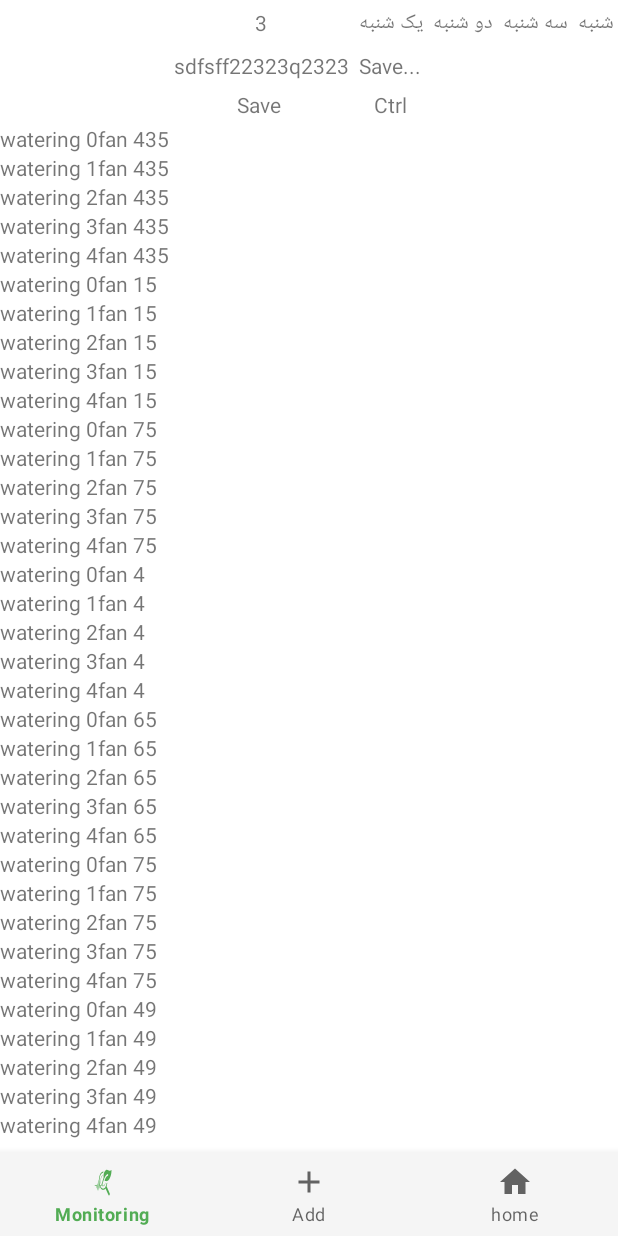
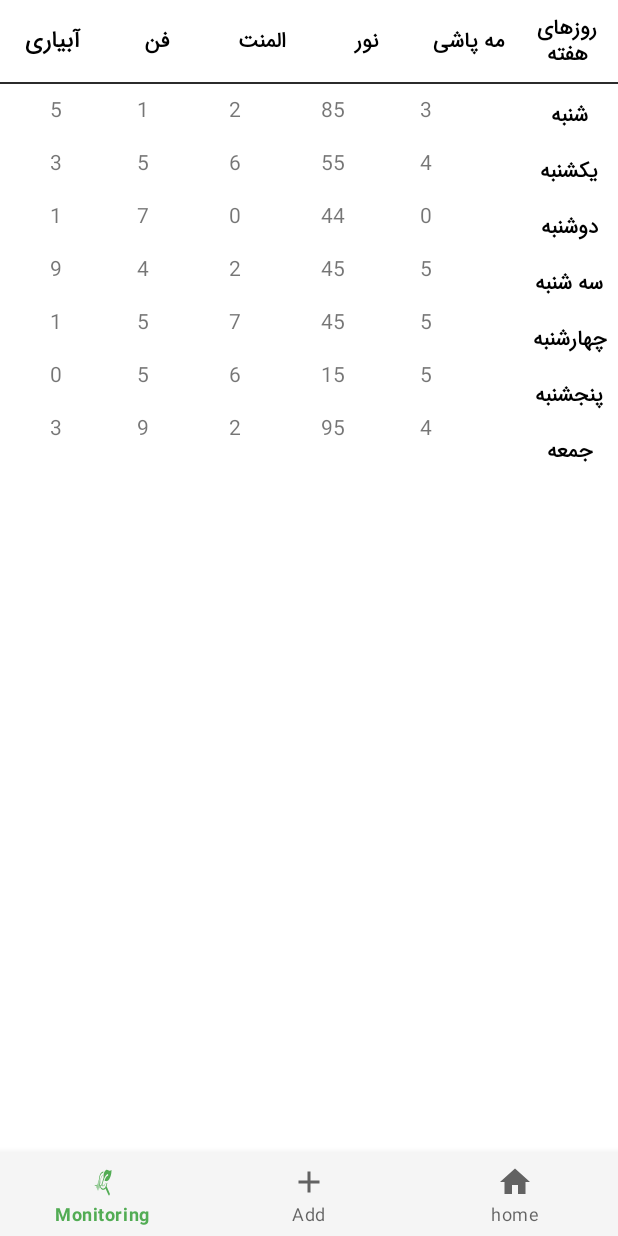
Before and after one commit to erfanakhavanrad/RostManaFinal, an Android app: the screen it shows after launch (MainActivity), after a tap on "جزییات بیشتر", on a phone screen of 412 x 824 dp. Run offline under Robolectric (Android 15) with nearby library versions, the phone set to English and light mode, and no system bars; our stand-ins replace navigation-ui; libraries missing offline, so code that uses them is left out: lecho.lib.hellocharts.

Commit message:
0.2.1 Extra classes deleted Working on Table

```diff
--- a/app/src/main/java/com/example/rostmanafinal/Fragments/FragmentMonitoring.java
+++ b/app/src/main/java/com/example/rostmanafinal/Fragments/FragmentMonitoring.java
@@ -105,7 +105,8 @@ public class FragmentMonitoring extends Fragment {
         txtMoreDetails.setOnClickListener(new View.OnClickListener() {
             @Override
             public void onClick(View v) {
-                Navigation.findNavController(view).navigate(R.id.action_fragmentMonitoring_to_fragmentTables);
+//                Navigation.findNavController(view).navigate(R.id.action_fragmentMonitoring_to_fragmentTables);
+           Navigation.findNavController(view).navigate(R.id.action_fragmentMonitoring_to_fragmentParent);
             }
         });
 
--- /dev/null
+++ b/app/src/main/java/com/example/rostmanafinal/Fragments/FragmentParent.java
@@ -0,0 +1,29 @@
+package com.example.rostmanafinal.Fragments;
+
+import android.os.Bundle;
+import android.view.LayoutInflater;
+import android.view.View;
+import android.view.ViewGroup;
+
+import androidx.annotation.NonNull;
+import androidx.annotation.Nullable;
+import androidx.fragment.app.Fragment;
+
+import com.example.rostmanafinal.R;
+
+public class FragmentParent extends Fragment {
+    @Nullable
+    @Override
+    public View onCreateView(@NonNull LayoutInflater inflater, @Nullable ViewGroup container, @Nullable Bundle savedInstanceState) {
+
+        View viewParent = inflater.inflate(R.layout.fragment_parent, container, false);
+
+        return viewParent;
+
+    }
+
+    @Override
+    public void onViewCreated(@NonNull View view, @Nullable Bundle savedInstanceState) {
+        super.onViewCreated(view, savedInstanceState);
+    }
+}
--- a/app/src/main/java/com/example/rostmanafinal/Fragments/FragmentTables.java
+++ b/app/src/main/java/com/example/rostmanafinal/Fragments/FragmentTables.java
@@ -23,28 +23,20 @@ import org.json.JSONObject;
 
 public class FragmentTables extends Fragment {
     private static final String TAG = "FragmentTables";
-    TextView shanbeC, yekshanbe, txtRow;
     TableLayout tableReport;
 
     @Nullable
     @Override
     public View onCreateView(@NonNull LayoutInflater inflater, @Nullable ViewGroup container, @Nullable Bundle savedInstanceState) {
         View viewTables = inflater.inflate(R.layout.fragment_tables, container, false);
-
         return viewTables;
     }
-
 
     @Override
     public void onViewCreated(@NonNull View view, @Nullable Bundle savedInstanceState) {
         super.onViewCreated(view, savedInstanceState);
 
         tableReport = view.findViewById(R.id.tableReport);
-        yekshanbe = view.findViewById(R.id.yekshabeC);
-        shanbeC = view.findViewById(R.id.shanbeC);
-        shanbeC.setText("sdfsff22323q2323");
-        String address = "{\"status\":\"200\",\"info\":[{\"userName\": \"sandeep\",\"age\":\"30\"},{\"userName\": \"vivan\",\"age\":\"5\"}]}";
-        txtRow = view.findViewById(R.id.txtRow);
 
         String temp = "\n" +
                 "   {\n" +
@@ -53,65 +45,65 @@ public class FragmentTables extends Fragment {
                 "         \"info\":[\n" +
                 "            {\n" +
                 "               \"day\":{\n" +
-                "                  \"watering\":20,\n" +
-                "                  \"fan\":435,\n" +
-                "                  \"element\":20,\n" +
+                "                  \"watering\":5,\n" +
+                "                  \"fan\":1,\n" +
+                "                  \"element\":2,\n" +
                 "                  \"slight\":85,\n" +
-                "                  \"sfogger\":45\n" +
-                "               }\n" +
-                "            },\n" +
-                "            {\n" +
-                "               \"day\":{\n" +
-                "                  \"watering\":40,\n" +
-                "                  \"fan\":15,\n" +
-                "                  \"element\":36,\n" +
-                "                  \"sulight\":55,\n" +
-                "                  \"sfogger\":45\n" +
-                "               }\n" +
-                "            },\n" +
-                "            {\n" +
-                "               \"day\":{\n" +
-                "                  \"watering\":20,\n" +
-                "                  \"fan\":75,\n" +
-                "                  \"element\":0,\n" +
-                "                  \"mlight\":44,\n" +
-                "                  \"sfogger\":45\n" +
-                "               }\n" +
-                "            },\n" +
-                "            {\n" +
-                "               \"day\":{\n" +
-                "                  \"watering\":29,\n" +
-                "                  \"fan\":4,\n" +
-                "                  \"element\":2,\n" +
-                "                  \"tlight\":45,\n" +
-                "                  \"sfogger\":45\n" +
-                "               }\n" +
-                "            },\n" +
-                "            {\n" +
-                "               \"day\":{\n" +
-                "                  \"watering\":20,\n" +
-                "                  \"fan\":65,\n" +
-                "                  \"element\":230,\n" +
-                "                  \"wlight\":45,\n" +
-                "                  \"sfogger\":45\n" +
-                "               }\n" +
-                "            },\n" +
-                "            {\n" +
-                "               \"day\":{\n" +
-                "                  \"watering\":10,\n" +
-                "                  \"fan\":75,\n" +
-                "                  \"element\":206,\n" +
-                "                  \"thlight\":15,\n" +
-                "                  \"sfogger\":45\n" +
+                "                  \"sfogger\":3\n" +
                 "               }\n" +
                 "            },\n" +
                 "            {\n" +
                 "               \"day\":{\n" +
                 "                  \"watering\":3,\n" +
-                "                  \"fan\":49,\n" +
-                "                  \"element\":220,\n" +
-                "                  \"flight\":95,\n" +
-                "                  \"sfogger\":45\n" +
+                "                  \"fan\":5,\n" +
+                "                  \"element\":6,\n" +
+                "                  \"slight\":55,\n" +
+                "                  \"sfogger\":4\n" +
+                "               }\n" +
+                "            },\n" +
+                "            {\n" +
+                "               \"day\":{\n" +
+                "                  \"watering\":1,\n" +
+                "                  \"fan\":7,\n" +
+                "                  \"element\":0,\n" +
+                "                  \"slight\":44,\n" +
+                "                  \"sfogger\":0\n" +
+                "               }\n" +
+                "            },\n" +
+                "            {\n" +
+                "               \"day\":{\n" +
+                "                  \"watering\":9,\n" +
+                "                  \"fan\":4,\n" +
+                "                  \"element\":2,\n" +
+                "                  \"slight\":45,\n" +
+                "                  \"sfogger\":5\n" +
+                "               }\n" +
+                "            },\n" +
+                "            {\n" +
+                "               \"day\":{\n" +
+                "                  \"watering\":1,\n" +
+                "                  \"fan\":5,\n" +
+                "                  \"element\":7,\n" +
+                "                  \"slight\":45,\n" +
+                "                  \"sfogger\":5\n" +
+                "               }\n" +
+                "            },\n" +
+                "            {\n" +
+                "               \"day\":{\n" +
+                "                  \"watering\":0,\n" +
+                "                  \"fan\":5,\n" +
+                "                  \"element\":6,\n" +
+                "                  \"slight\":15,\n" +
+                "                  \"sfogger\":5\n" +
+                "               }\n" +
+                "            },\n" +
+                "            {\n" +
+                "               \"day\":{\n" +
+                "                  \"watering\":3,\n" +
+                "                  \"fan\":9,\n" +
+                "                  \"element\":2,\n" +
+                "                  \"slight\":95,\n" +
+                "                  \"sfogger\":4\n" +
                 "               }\n" +
                 "            }\n" +
                 "         ]\n" +
@@ -134,7 +126,7 @@ public class FragmentTables extends Fragment {
 
 
                 }
-                System.out.println("");
+//                System.out.println("");
             }
         } catch (Exception e) {
             System.out.println(e);
@@ -148,30 +140,35 @@ public class FragmentTables extends Fragment {
         Object water = row.get("watering");
         Object fan = row.get("fan");
         Object element = row.get("element");
+        Object light = row.get("slight");
+        Object fogger = row.get("sfogger");
+//        flight
+//                sfogge
 //        Object water=row.get("watering");
 //        Object water=row.get("watering");
 //        Object water=row.get("watering");
 
-        for (int j = 0; j < 5; j++) {
 
             TableRow rowTable = new TableRow(getContext());
             TableRow.LayoutParams lp = new TableRow.LayoutParams(TableRow.LayoutParams.WRAP_CONTENT);
             rowTable.setLayoutParams(lp);
             TextView textView = new TextView(getContext());
-            textView.setText("watering" + " " + j + "fan" + " " + row.get("fan"));
+            textView.setText("          " + water + "               " + fan + "                " + element + "                " + light + "               " + fogger + "\n");
+
+//            watering
+//            fan":75s
+//            element\
+//            thlight\
+//            sfogger\
+//            textView.setText("watering" + " " + j + "fan" + "   " + row.get("fan") + "   " + row.get("element") + "    "
+//                    + row.get("thlight") + "   " + row.get("sfogger"));
+//
             EditText editText = new EditText(getContext());
             rowTable.addView(textView);
             tableLayout.addView(rowTable);
 
 
-        }
-        txtRow.setText(water.toString());
+
     }
 
-
-    //    COPYYYYYYYYYYYYYYYYYYYYYY
-
-
-
-//        COppppppYYYYYYYYYYYY
 }
--- /dev/null
+++ b/app/src/main/res/layout/fragment_parent.xml
@@ -0,0 +1,189 @@
+<?xml version="1.0" encoding="utf-8"?>
+<androidx.constraintlayout.widget.ConstraintLayout xmlns:android="http://schemas.android.com/apk/res/android"
+    xmlns:app="http://schemas.android.com/apk/res-auto"
+    xmlns:tools="http://schemas.android.com/tools"
+    android:layout_width="match_parent"
+    android:layout_height="match_parent">
+
+    <LinearLayout
+        android:id="@+id/fragment"
+        android:layout_width="match_parent"
+        android:layout_height="wrap_content"
+        android:orientation="horizontal"
+        app:layout_constraintEnd_toEndOf="parent"
+        app:layout_constraintStart_toStartOf="parent"
+        app:layout_constraintTop_toTopOf="parent">
+
+        <TextView
+            android:layout_width="70dp"
+            android:layout_height="match_parent"
+            android:fontFamily="@font/iransans"
+            android:gravity="center"
+            android:padding="5dp"
+            android:text="آبیاری"
+            android:textColor="@color/black"
+            android:textSize="15sp"
+            android:textStyle="bold" />
+
+        <TextView
+            android:layout_width="70dp"
+            android:layout_height="match_parent"
+            android:fontFamily="@font/iransans"
+            android:gravity="center"
+            android:padding="5dp"
+            android:text="فن"
+            android:textColor="@color/black"
+            android:textStyle="bold" />
+
+
+        <TextView
+            android:layout_width="70dp"
+            android:layout_height="match_parent"
+            android:fontFamily="@font/iransans"
+            android:gravity="center"
+            android:padding="5dp"
+            android:text="المنت"
+            android:textColor="@color/black"
+            android:textStyle="bold" />
+
+        <TextView
+            android:layout_width="70dp"
+            android:layout_height="match_parent"
+            android:fontFamily="@font/iransans"
+            android:gravity="center"
+            android:padding="5dp"
+            android:text="نور"
+            android:textColor="@color/black"
+            android:textStyle="bold" />
+
+
+        <TextView
+            android:layout_width="65dp"
+            android:layout_height="match_parent"
+            android:fontFamily="@font/iransans"
+            android:gravity="center"
+            android:padding="5dp"
+            android:text="مه پاشی"
+            android:textColor="@color/black"
+            android:textStyle="bold" />
+
+        <TextView
+            android:layout_width="65dp"
+            android:layout_height="match_parent"
+            android:fontFamily="@font/iransans"
+            android:gravity="center"
+            android:padding="5dp"
+            android:text="روزهای هفته"
+            android:textColor="@color/black"
+            android:textStyle="bold" />
+
+    </LinearLayout>
+
+
+    <LinearLayout
+        android:id="@+id/fragment2"
+        android:layout_width="65dp"
+        android:layout_height="720dp"
+        android:layout_marginTop="8dp"
+        android:orientation="vertical"
+        app:layout_constraintEnd_toEndOf="parent"
+        app:layout_constraintTop_toBottomOf="@+id/fragment">
+
+        <TextView
+            android:layout_width="match_parent"
+            android:layout_height="wrap_content"
+            android:fontFamily="@font/iransans"
+            android:gravity="center"
+            android:padding="1dp"
+            android:text="شنبه"
+            android:textColor="@color/black"
+            android:textStyle="bold" />
+
+        <TextView
+            android:layout_width="match_parent"
+            android:layout_height="wrap_content"
+            android:layout_marginTop="9dp"
+            android:fontFamily="@font/iransans"
+            android:gravity="center"
+            android:padding="1dp"
+            android:text="یکشنبه"
+            android:textColor="@color/black"
+            android:textStyle="bold" />
+
+        <TextView
+            android:layout_width="match_parent"
+            android:layout_height="wrap_content"
+            android:layout_marginTop="9dp"
+            android:fontFamily="@font/iransans"
+            android:gravity="center"
+            android:padding="1dp"
+            android:text="دوشنبه"
+            android:textColor="@color/black"
+            android:textStyle="bold" />
+
+        <TextView
+            android:layout_width="match_parent"
+            android:layout_height="wrap_content"
+            android:layout_marginTop="9dp"
+            android:fontFamily="@font/iransans"
+            android:gravity="center"
+            android:padding="1dp"
+            android:text="سه شنبه"
+            android:textColor="@color/black"
+            android:textStyle="bold" />
+
+        <TextView
+            android:layout_width="match_parent"
+            android:layout_height="wrap_content"
+            android:layout_marginTop="9dp"
+            android:fontFamily="@font/iransans"
+            android:gravity="center"
+            android:padding="1dp"
+            android:text="چهارشنبه"
+            android:textColor="@color/black"
+            android:textStyle="bold" />
+
+
+        <TextView
+            android:layout_width="match_parent"
+            android:layout_height="wrap_content"
+            android:layout_marginTop="9dp"
+            android:fontFamily="@font/iransans"
+            android:gravity="center"
+            android:padding="1dp"
+            android:text="پنجشنبه"
+            android:textColor="@color/black"
+            android:textStyle="bold" />
+
+        <TextView
+            android:layout_width="match_parent"
+            android:layout_height="wrap_content"
+            android:layout_marginTop="9dp"
+            android:fontFamily="@font/iransans"
+            android:gravity="center"
+            android:padding="1dp"
+            android:text="جمعه"
+            android:textColor="@color/black"
+            android:textStyle="bold" />
+
+
+    </LinearLayout>
+
+    <fragment
+        android:id="@+id/fragmentofItems"
+        class="com.example.rostmanafinal.Fragments.FragmentTables"
+        android:layout_width="355dp"
+        android:layout_height="710dp"
+        android:layout_marginTop="8dp"
+        app:layout_constraintStart_toStartOf="parent"
+        app:layout_constraintTop_toBottomOf="@+id/fragment" />
+
+    <View
+        android:layout_width="match_parent"
+        android:layout_height="1dp"
+        android:background="#2B2B2B"
+        android:layout_marginBottom="5dp"
+        app:layout_constraintTop_toBottomOf="@+id/fragment"
+        tools:layout_editor_absoluteX="-15dp" />
+
+</androidx.constraintlayout.widget.ConstraintLayout>
--- a/app/src/main/res/layout/fragment_tables.xml
+++ b/app/src/main/res/layout/fragment_tables.xml
@@ -3,98 +3,10 @@
     android:id="@+id/tableReport"
     android:layout_width="match_parent"
     android:layout_height="match_parent"
-    android:stretchColumns="1">
 
-    <TableRow>
 
-        <TextView
-            android:id="@+id/txtRow"
-            android:layout_column="1"
-            android:layout_gravity="center"
-            android:padding="1dp"
-            android:text="شنبه" />
+    >
 
-        <TextView
-            android:layout_column="2"
-            android:layout_gravity="center"
-
-            android:padding="3dip"
-            android:text="یک شنبه" />
-
-        <TextView
-            android:layout_column="3"
-            android:layout_gravity="center"
-            android:padding="3dip"
-
-            android:text="دو شنبه" />
-
-        <TextView
-            android:layout_column="4"
-            android:layout_gravity="center"
-            android:padding="3dip"
-
-            android:text="سه شنبه" />
-
-        <TextView
-            android:layout_column="5"
-            android:layout_gravity="center"
-            android:padding="3dip"
-
-            android:text="چهار شنبه" />
-
-        <TextView
-            android:layout_column="6"
-            android:layout_gravity="center"
-
-            android:padding="3dip"
-            android:text="پنج شنبه" />
-
-        <TextView
-            android:layout_column="7"
-            android:layout_gravity="center"
-            android:padding="3dip"
-
-            android:text="جمعه" />
-
-        <TextView
-            android:layout_column="8"
-
-            android:layout_gravity="center"
-            android:padding="3dip"
-            android:text="عملیات" />
-    </TableRow>
-
-    <TableRow>
-
-        <TextView
-            android:id="@+id/shanbeC"
-            android:layout_column="1"
-            android:padding="3dip"
-            android:text="Save..." />
-
-        <TextView
-            android:id="@+id/yekshabeC"
-            android:layout_column="2"
-            android:padding="3dip"
-            android:text="Save..." />
-    </TableRow>
-
-    <TableRow>
-
-        <TextView
-            android:layout_column="1"
-            android:layout_gravity="center"
-            android:padding="3dip"
-
-            android:text="Save " />
-
-        <TextView
-            android:layout_gravity="center"
-            android:gravity="right"
-
-            android:padding="3dip"
-            android:text="Ctrl" />
-    </TableRow>
 
 
 </TableLayout>
--- a/app/src/main/res/navigation/nav_graph.xml
+++ b/app/src/main/res/navigation/nav_graph.xml
@@ -165,11 +165,25 @@
         android:name="com.example.rostmanafinal.Fragments.FragmentMonitoring"
         android:label="FragmentMonitoring" >
         <action
+            android:id="@+id/action_fragmentMonitoring_to_fragmentParent"
+            app:destination="@id/fragmentParent" />
+        <action
             android:id="@+id/action_fragmentMonitoring_to_fragmentTables"
             app:destination="@id/fragmentTables" />
+        <action
+            android:id="@+id/action_fragmentMonitoring_to_fragmentVeryParent"
+            app:destination="@id/fragmentVeryParent" />
     </fragment>
     <fragment
         android:id="@+id/fragmentTables"
         android:name="com.example.rostmanafinal.Fragments.FragmentTables"
         android:label="FragmentTables" />
+    <fragment
+        android:id="@+id/fragmentParent"
+        android:name="com.example.rostmanafinal.Fragments.FragmentParent"
+        android:label="FragmentParent" />
+    <fragment
+        android:id="@+id/fragmentVeryParent"
+        android:name="com.example.rostmanafinal.Fragments.FragmentVeryParent"
+        android:label="FragmentVeryParent" />
 </navigation>
```
